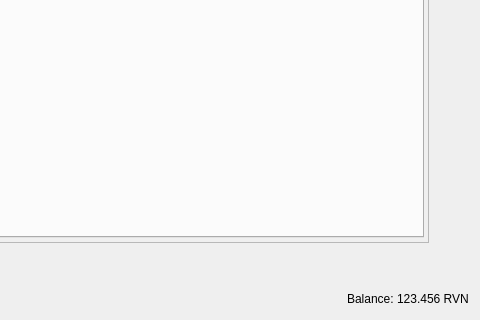
Above: src/qt/forms/restrictedassetsdialog.ui from TheRetroMike/ProcyonCoonCoin before the change; both pictures show x 688 to 1168 and y 680 to 1000 of the 1168 by 1000 pixel window. Below: the same form after it.
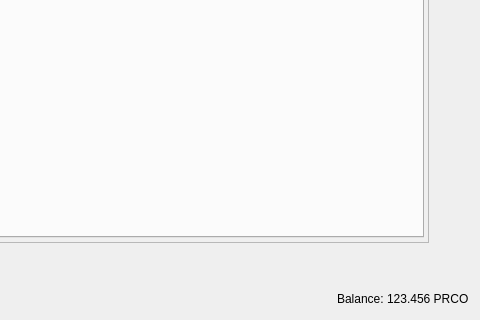
That is the form after the change.

Commit message: rename RVN PRCO

Diff of the .ui file:
```diff
--- a/src/qt/forms/restrictedassetsdialog.ui
+++ b/src/qt/forms/restrictedassetsdialog.ui
@@ -281,7 +281,7 @@
         <cursorShape>IBeamCursor</cursorShape>
        </property>
        <property name="text">
-        <string notr="true">123.456 RVN</string>
+        <string notr="true">123.456 PRCO</string>
        </property>
        <property name="textInteractionFlags">
         <set>Qt::LinksAccessibleByMouse|Qt::TextSelectableByKeyboard|Qt::TextSelectableByMouse</set>
```
The commit also changes 135 other files.
